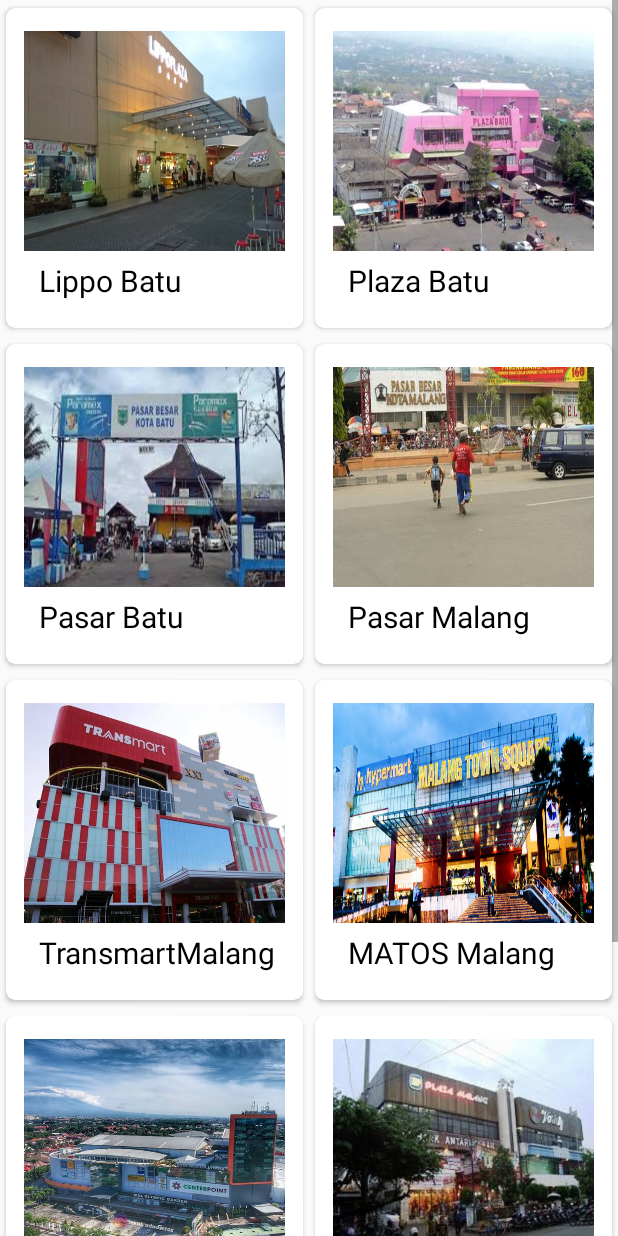
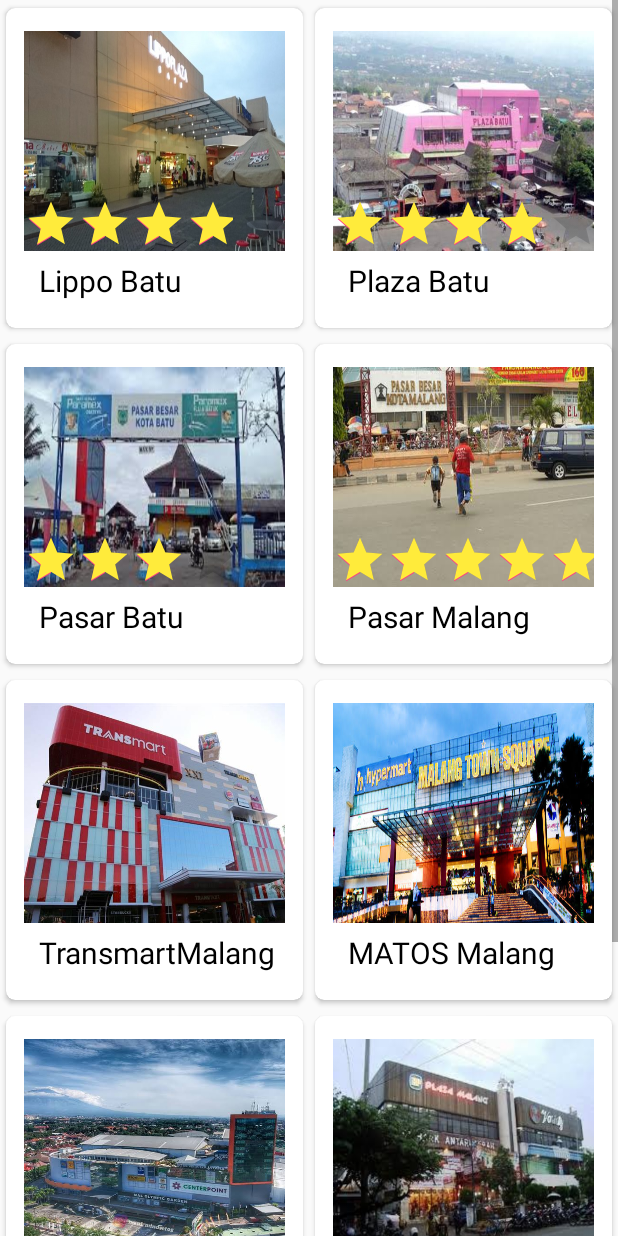
Before and after one commit to damasandrean/Explorer, an Android app: the BelanjaActivity screen opened directly, with no data from a screen before it, on a phone screen of 412 x 824 dp. Run offline under Robolectric (Android 15) with nearby library versions, the phone set to English and light mode, and no system bars.

Commit message:
update activity belanja

```diff
--- a/app/src/main/res/layout/activity_belanja.xml
+++ b/app/src/main/res/layout/activity_belanja.xml
@@ -52,9 +52,18 @@
                                     android:layout_centerHorizontal="true"
                                     android:layout_marginTop="3dp"
                                     android:scaleType="fitXY"
-                                    android:src="@drawable/lippob">
+                                    android:src="@drawable/lippob"> </ImageView>
+                                <RatingBar
+                                    android:id="@+id/ratingBar"
+                                    android:rating="4"
+                                    style="?android:ratingBarStyleIndicator"
+                                    android:scaleX="1"
+                                    android:progressTint="@color/tintwar"
+                                    android:layout_alignParentBottom="true"
+                                    android:layout_width="wrap_content"
+                                    android:layout_height="wrap_content" />
 
-                                </ImageView>
+
                             </RelativeLayout>
 
                             <RelativeLayout
@@ -102,9 +111,18 @@
                                     android:layout_centerHorizontal="true"
                                     android:layout_marginTop="3dp"
                                     android:scaleType="fitXY"
-                                    android:src="@drawable/plazab">
+                                    android:src="@drawable/plazab"></ImageView>
+                                <RatingBar
+                                    android:id="@+id/ratingBar2"
+                                    android:rating="4"
+                                    style="?android:ratingBarStyleIndicator"
+                                    android:scaleX="1"
+                                    android:progressTint="@color/tintwar"
+                                    android:layout_alignParentBottom="true"
+                                    android:layout_width="wrap_content"
+                                    android:layout_height="wrap_content" />
 
-                                </ImageView>
+
                             </RelativeLayout>
 
                             <RelativeLayout
@@ -161,9 +179,19 @@
                                     android:layout_centerHorizontal="true"
                                     android:layout_marginTop="3dp"
                                     android:scaleType="fitXY"
-                                    android:src="@drawable/pasarb">
+                                    android:src="@drawable/pasarb"></ImageView>
+                                <RatingBar
+                                    android:id="@+id/ratingBar3"
+                                    android:rating="3"
+                                    style="?android:ratingBarStyleIndicator"
+                                    android:scaleX="1"
+                                    android:progressTint="@color/tintwar"
+                                    android:layout_alignParentBottom="true"
+                                    android:layout_width="wrap_content"
+                                    android:layout_height="wrap_content" />
 
-                                </ImageView>
+
+
                             </RelativeLayout>
 
                             <RelativeLayout
@@ -211,9 +239,20 @@
                                     android:layout_centerHorizontal="true"
                                     android:layout_marginTop="3dp"
                                     android:scaleType="fitXY"
-                                    android:src="@drawable/pasarm">
+                                    android:src="@drawable/pasarm"></ImageView>
+                                <RatingBar
+                                    android:id="@+id/ratingBar4"
+                                    android:rating="5"
+                                    style="?android:ratingBarStyleIndicator"
+                                    android:scaleX="1"
+                                    android:progressTint="@color/tintwar"
+                                    android:layout_alignParentBottom="true"
+                                    android:layout_width="wrap_content"
+                                    android:layout_height="wrap_content" />
 
-                                </ImageView>
+
+
+
                             </RelativeLayout>
 
                             <RelativeLayout
```
